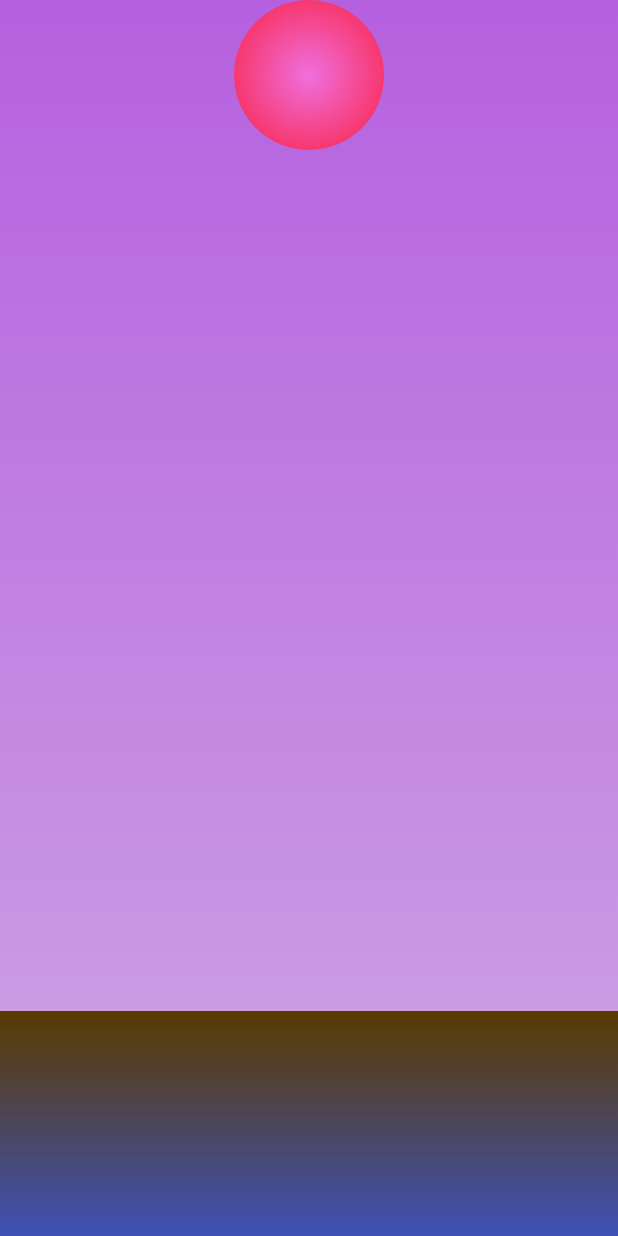
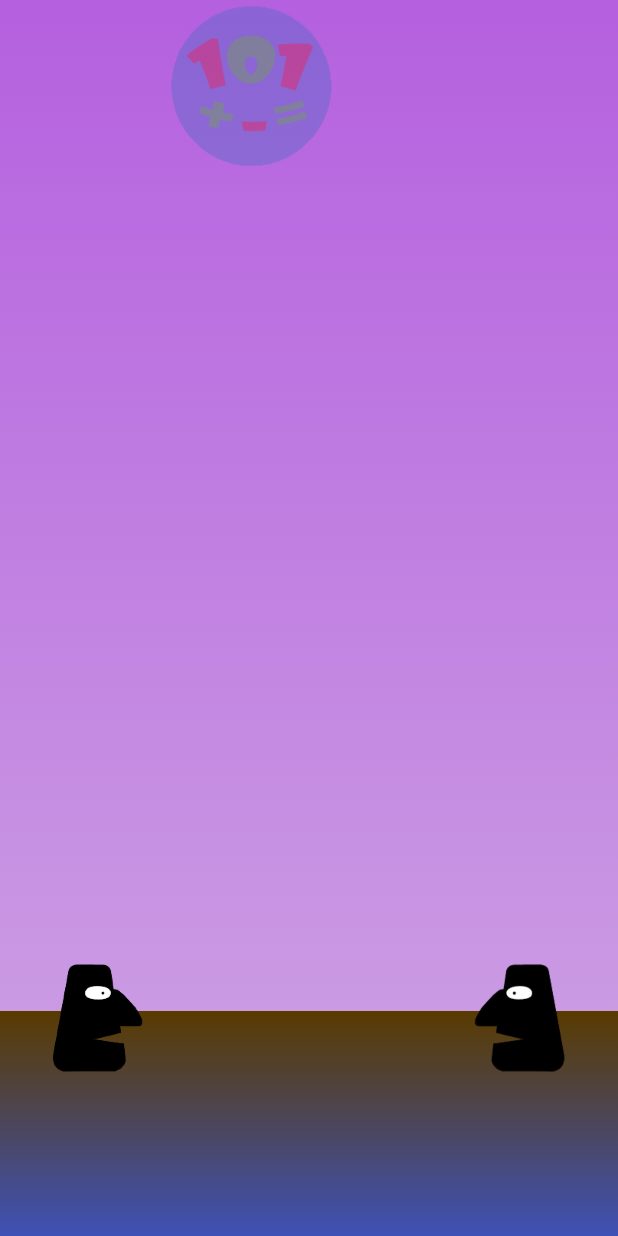
Before and after one commit to gusssar/101_game, an Android app: the SplashActivity screen opened directly, with no data from a screen before it, on a phone screen of 412 x 824 dp. Run offline under Robolectric (Android 15) with nearby library versions, the phone set to English and light mode, and no system bars.

Commit message:
Доработка анимации splash v.2

```diff
--- a/app/src/main/java/com/gusssar/alexeev/podschet_kart_2/SplashActivity.java
+++ b/app/src/main/java/com/gusssar/alexeev/podschet_kart_2/SplashActivity.java
@@ -15,20 +15,31 @@ public class SplashActivity extends AppCompatActivity {
         super.onCreate(savedInstanceState);
         setContentView(R.layout.activity_splash);
 
-        // Получим ссылку на солнце
-        ImageView sunImageView = (ImageView) findViewById(R.id.sun);
-        // Анимация для восхода солнца
-        Animation sunRiseAnimation = AnimationUtils.loadAnimation(this, R.anim.sun_rise);
+        /**Анимация левого лица*/
+        // Получим ссылку на эмблему
+        ImageView sunImageView = (ImageView) findViewById(R.id.label);
+        // Анимация для эмблемы
+        Animation sunRiseAnimation = AnimationUtils.loadAnimation(this, R.anim.label_anim);
         // Подключаем анимацию к нужному View
         sunImageView.startAnimation(sunRiseAnimation);
 
-        // Задержка открытия WelcomeActivity
+        /**Анимация левого лица*/
+        ImageView faceLeftImageView = (ImageView) findViewById(R.id.face_left);
+        Animation faceLeftAnimation = AnimationUtils.loadAnimation(this, R.anim.face_up_left);
+        faceLeftImageView.startAnimation(faceLeftAnimation);
+
+        /**Анимация правого лица*/
+        ImageView faceRightImageView = (ImageView) findViewById(R.id.face_right);
+        Animation faceRightAnimation = AnimationUtils.loadAnimation(this, R.anim.face_up_right);
+        faceRightImageView.startAnimation(faceRightAnimation);
+
+        /** Задержка открытия WelcomeActivity */
         new Handler().postDelayed(new Runnable() {
             @Override
             public void run() {
                 startActivity(new Intent(getApplicationContext(), WelcomeActivity.class));
             }
-        }, 6000);
+        }, 4000);
 
 
     }
--- a/app/src/main/res/anim/face_up_left.xml
+++ b/app/src/main/res/anim/face_up_left.xml
@@ -12,8 +12,5 @@
         android:startOffset="0"
         android:toDegrees="-67"  />
 
-    <alpha
-        android:fromAlpha="0.3"
-        android:toAlpha="1.0" />
 
 </set>
--- a/app/src/main/res/anim/face_up_right.xml
+++ b/app/src/main/res/anim/face_up_right.xml
@@ -10,10 +10,6 @@
         android:pivotX="50%"
         android:pivotY="50%"
         android:startOffset="0"
-        android:toDegrees="-67"  />
-
-    <alpha
-        android:fromAlpha="0.3"
-        android:toAlpha="1.0" />
+        android:toDegrees="67"  />
 
 </set>
--- a/app/src/main/res/anim/label_anim.xml
+++ b/app/src/main/res/anim/label_anim.xml
@@ -1,6 +1,6 @@
 <?xml version="1.0" encoding="utf-8"?>
 <set xmlns:android="http://schemas.android.com/apk/res/android"
-    android:duration="5000"
+    android:duration="3500"
     android:fillAfter="true"
     android:interpolator="@android:anim/accelerate_decelerate_interpolator"
     android:shareInterpolator="false" >
@@ -10,8 +10,8 @@
         android:fromYScale="0.6"
         android:pivotX="50%"
         android:pivotY="50%"
-        android:toXScale="1.5"
-        android:toYScale="1.5" />
+        android:toXScale="1"
+        android:toYScale="1" />
 
     <translate
         android:fromYDelta="70%p"
--- a/app/src/main/res/layout/activity_splash.xml
+++ b/app/src/main/res/layout/activity_splash.xml
@@ -13,13 +13,13 @@
         android:src="@drawable/sky" />
 
     <ImageView
-        android:id="@+id/sun"
+        android:id="@+id/label"
         android:layout_width="wrap_content"
         android:layout_height="wrap_content"
         android:layout_centerHorizontal="true"
         android:contentDescription="@string/sun"
         android:scaleType="fitCenter"
-        android:src="@drawable/sun" />
+        android:src="@drawable/ic_101_label" />
 
     <ImageView
         android:id="@+id/grass"
@@ -29,4 +29,25 @@
         android:contentDescription="@string/grass"
         android:src="@drawable/grass" />
 
+    <ImageView
+        android:id="@+id/face_left"
+        android:layout_width="100dp"
+        android:layout_height="100dp"
+        android:layout_alignParentBottom="true"
+        android:layout_alignParentLeft="true"
+        android:layout_marginBottom="95dp"
+        android:layout_marginLeft="15dp"
+        android:src="@drawable/ic_face_left" />
+
+    <ImageView
+        android:id="@+id/face_right"
+        android:layout_width="100dp"
+        android:layout_height="100dp"
+        android:layout_alignParentBottom="true"
+        android:layout_alignParentRight="true"
+        android:layout_marginBottom="95dp"
+        android:layout_marginRight="15dp"
+        android:src="@drawable/ic_face_right" />
+
+
 </RelativeLayout>
--- a/app/src/main/res/mipmap-anydpi-v26/ic_face.xml
+++ b/app/src/main/res/mipmap-anydpi-v26/ic_face.xml
@@ -1,5 +1,4 @@
 <?xml version="1.0" encoding="utf-8"?>
 <adaptive-icon xmlns:android="http://schemas.android.com/apk/res/android">
-    <background android:drawable="@drawable/ic_face_layer_background"/>
-    <foreground android:drawable="@mipmap/ic_face_layer"/>
+
 </adaptive-icon>
--- a/app/src/main/res/mipmap-anydpi-v26/ic_face_round.xml
+++ b/app/src/main/res/mipmap-anydpi-v26/ic_face_round.xml
@@ -1,5 +1,4 @@
 <?xml version="1.0" encoding="utf-8"?>
 <adaptive-icon xmlns:android="http://schemas.android.com/apk/res/android">
-    <background android:drawable="@drawable/ic_face_layer_background"/>
-    <foreground android:drawable="@mipmap/ic_face_layer"/>
+
 </adaptive-icon>
--- a/app/src/main/res/mipmap-anydpi-v26/ic_launcher.xml
+++ b/app/src/main/res/mipmap-anydpi-v26/ic_launcher.xml
@@ -1,5 +1,4 @@
 <?xml version="1.0" encoding="utf-8"?>
 <adaptive-icon xmlns:android="http://schemas.android.com/apk/res/android">
-    <background android:drawable="@drawable/ic_launcher_background" />
-    <foreground android:drawable="@drawable/ic_launcher_foreground" />
+
 </adaptive-icon>
--- a/app/src/main/res/mipmap-anydpi-v26/ic_launcher_round.xml
+++ b/app/src/main/res/mipmap-anydpi-v26/ic_launcher_round.xml
@@ -1,5 +1,4 @@
 <?xml version="1.0" encoding="utf-8"?>
 <adaptive-icon xmlns:android="http://schemas.android.com/apk/res/android">
-    <background android:drawable="@drawable/ic_launcher_background" />
-    <foreground android:drawable="@drawable/ic_launcher_foreground" />
+
 </adaptive-icon>
```
